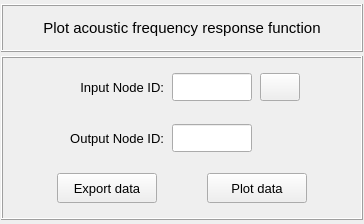
Above: pulse/interface/data/ui_files/plots/results/acoustic/get_acoustic_frequency_response_function.ui from open-pulse/OpenPulse before the change. Below: the same form after it.
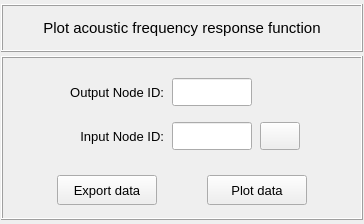
That is the form after the change. Icons and pictures are not drawn.

Commit message: Corrects the pressures and volume velocities in the transfer function calculation

```diff
--- a/pulse/interface/data/ui_files/plots/results/acoustic/get_acoustic_frequency_response_function.ui
+++ b/pulse/interface/data/ui_files/plots/results/acoustic/get_acoustic_frequency_response_function.ui
@@ -157,7 +157,7 @@
        <number>0</number>
       </property>
       <item row="1" column="0">
-       <widget class="QFrame" name="frame_denominator">
+       <widget class="QFrame" name="frame_numerator">
         <property name="minimumSize">
          <size>
           <width>0</width>
@@ -176,7 +176,7 @@
         <property name="frameShadow">
          <enum>QFrame::Raised</enum>
         </property>
-        <layout class="QGridLayout" name="gridLayout_8">
+        <layout class="QGridLayout" name="gridLayout">
          <property name="leftMargin">
           <number>2</number>
          </property>
@@ -195,7 +195,183 @@
          <property name="verticalSpacing">
           <number>2</number>
          </property>
+         <item row="0" column="1">
+          <widget class="QLabel" name="label_10">
+           <property name="minimumSize">
+            <size>
+             <width>100</width>
+             <height>28</height>
+            </size>
+           </property>
+           <property name="maximumSize">
+            <size>
+             <width>140</width>
+             <height>28</height>
+            </size>
+           </property>
+           <property name="font">
+            <font>
+             <family>MS Shell Dlg 2</family>
+             <pointsize>10</pointsize>
+             <weight>50</weight>
+             <italic>false</italic>
+             <bold>false</bold>
+            </font>
+           </property>
+           <property name="text">
+            <string>Output Node ID:</string>
+           </property>
+           <property name="alignment">
+            <set>Qt::AlignRight|Qt::AlignTrailing|Qt::AlignVCenter</set>
+           </property>
+          </widget>
+         </item>
+         <item row="0" column="2">
+          <widget class="QLineEdit" name="lineEdit_output_node_id">
+           <property name="minimumSize">
+            <size>
+             <width>80</width>
+             <height>28</height>
+            </size>
+           </property>
+           <property name="maximumSize">
+            <size>
+             <width>80</width>
+             <height>28</height>
+            </size>
+           </property>
+           <property name="font">
+            <font>
+             <pointsize>10</pointsize>
+            </font>
+           </property>
+           <property name="toolTip">
+            <string>&lt;html&gt;&lt;head/&gt;&lt;body&gt;&lt;p&gt;It corresponds to the numerator node ID to get the acoustic response.&lt;/p&gt;&lt;/body&gt;&lt;/html&gt;</string>
+           </property>
+           <property name="styleSheet">
+            <string notr="true"/>
+           </property>
+           <property name="text">
+            <string/>
+           </property>
+           <property name="alignment">
+            <set>Qt::AlignCenter</set>
+           </property>
+          </widget>
+         </item>
+         <item row="0" column="0">
+          <spacer name="horizontalSpacer_5">
+           <property name="orientation">
+            <enum>Qt::Horizontal</enum>
+           </property>
+           <property name="sizeHint" stdset="0">
+            <size>
+             <width>40</width>
+             <height>20</height>
+            </size>
+           </property>
+          </spacer>
+         </item>
+         <item row="0" column="4">
+          <spacer name="horizontalSpacer_7">
+           <property name="orientation">
+            <enum>Qt::Horizontal</enum>
+           </property>
+           <property name="sizeHint" stdset="0">
+            <size>
+             <width>40</width>
+             <height>20</height>
+            </size>
+           </property>
+          </spacer>
+         </item>
          <item row="0" column="3">
+          <widget class="QFrame" name="frame_3">
+           <property name="minimumSize">
+            <size>
+             <width>40</width>
+             <height>28</height>
+            </size>
+           </property>
+           <property name="maximumSize">
+            <size>
+             <width>40</width>
+             <height>28</height>
+            </size>
+           </property>
+           <property name="frameShape">
+            <enum>QFrame::NoFrame</enum>
+           </property>
+           <property name="frameShadow">
+            <enum>QFrame::Raised</enum>
+           </property>
+          </widget>
+         </item>
+         <item row="1" column="1">
+          <widget class="QLabel" name="label_12">
+           <property name="minimumSize">
+            <size>
+             <width>100</width>
+             <height>28</height>
+            </size>
+           </property>
+           <property name="maximumSize">
+            <size>
+             <width>140</width>
+             <height>28</height>
+            </size>
+           </property>
+           <property name="font">
+            <font>
+             <family>MS Shell Dlg 2</family>
+             <pointsize>10</pointsize>
+             <weight>50</weight>
+             <italic>false</italic>
+             <bold>false</bold>
+            </font>
+           </property>
+           <property name="text">
+            <string>Input Node ID:</string>
+           </property>
+           <property name="alignment">
+            <set>Qt::AlignRight|Qt::AlignTrailing|Qt::AlignVCenter</set>
+           </property>
+          </widget>
+         </item>
+         <item row="1" column="2">
+          <widget class="QLineEdit" name="lineEdit_input_node_id">
+           <property name="minimumSize">
+            <size>
+             <width>80</width>
+             <height>28</height>
+            </size>
+           </property>
+           <property name="maximumSize">
+            <size>
+             <width>80</width>
+             <height>28</height>
+            </size>
+           </property>
+           <property name="font">
+            <font>
+             <pointsize>10</pointsize>
+            </font>
+           </property>
+           <property name="toolTip">
+            <string>&lt;html&gt;&lt;head/&gt;&lt;body&gt;&lt;p&gt;It corresponds to the denominator node ID to get the acoustic response.&lt;/p&gt;&lt;/body&gt;&lt;/html&gt;</string>
+           </property>
+           <property name="styleSheet">
+            <string notr="true"/>
+           </property>
+           <property name="text">
+            <string/>
+           </property>
+           <property name="alignment">
+            <set>Qt::AlignCenter</set>
+           </property>
+          </widget>
+         </item>
+         <item row="1" column="3">
           <widget class="QPushButton" name="pushButton_flip_nodes">
            <property name="minimumSize">
             <size>
@@ -242,254 +418,10 @@
            </property>
           </widget>
          </item>
-         <item row="0" column="2">
-          <widget class="QLineEdit" name="lineEdit_input_node_id">
-           <property name="minimumSize">
-            <size>
-             <width>80</width>
-             <height>28</height>
-            </size>
-           </property>
-           <property name="maximumSize">
-            <size>
-             <width>80</width>
-             <height>28</height>
-            </size>
-           </property>
-           <property name="font">
-            <font>
-             <pointsize>10</pointsize>
-            </font>
-           </property>
-           <property name="toolTip">
-            <string>&lt;html&gt;&lt;head/&gt;&lt;body&gt;&lt;p&gt;It corresponds to the denominator node ID to get the acoustic response.&lt;/p&gt;&lt;/body&gt;&lt;/html&gt;</string>
-           </property>
-           <property name="styleSheet">
-            <string notr="true"/>
-           </property>
-           <property name="text">
-            <string/>
-           </property>
-           <property name="alignment">
-            <set>Qt::AlignCenter</set>
-           </property>
-          </widget>
-         </item>
-         <item row="0" column="1">
-          <widget class="QLabel" name="label_12">
-           <property name="minimumSize">
-            <size>
-             <width>100</width>
-             <height>28</height>
-            </size>
-           </property>
-           <property name="maximumSize">
-            <size>
-             <width>140</width>
-             <height>28</height>
-            </size>
-           </property>
-           <property name="font">
-            <font>
-             <family>MS Shell Dlg 2</family>
-             <pointsize>10</pointsize>
-             <weight>50</weight>
-             <italic>false</italic>
-             <bold>false</bold>
-            </font>
-           </property>
-           <property name="text">
-            <string>Input Node ID:</string>
-           </property>
-           <property name="alignment">
-            <set>Qt::AlignRight|Qt::AlignTrailing|Qt::AlignVCenter</set>
-           </property>
-          </widget>
-         </item>
-         <item row="0" column="0">
-          <spacer name="horizontalSpacer_4">
-           <property name="orientation">
-            <enum>Qt::Horizontal</enum>
-           </property>
-           <property name="sizeHint" stdset="0">
-            <size>
-             <width>40</width>
-             <height>20</height>
-            </size>
-           </property>
-          </spacer>
-         </item>
-         <item row="0" column="4">
-          <spacer name="horizontalSpacer_6">
-           <property name="orientation">
-            <enum>Qt::Horizontal</enum>
-           </property>
-           <property name="sizeHint" stdset="0">
-            <size>
-             <width>40</width>
-             <height>20</height>
-            </size>
-           </property>
-          </spacer>
-         </item>
         </layout>
        </widget>
       </item>
       <item row="2" column="0">
-       <widget class="QFrame" name="frame_numerator">
-        <property name="minimumSize">
-         <size>
-          <width>0</width>
-          <height>48</height>
-         </size>
-        </property>
-        <property name="maximumSize">
-         <size>
-          <width>16777215</width>
-          <height>16777215</height>
-         </size>
-        </property>
-        <property name="frameShape">
-         <enum>QFrame::NoFrame</enum>
-        </property>
-        <property name="frameShadow">
-         <enum>QFrame::Raised</enum>
-        </property>
-        <layout class="QGridLayout" name="gridLayout">
-         <property name="leftMargin">
-          <number>2</number>
-         </property>
-         <property name="topMargin">
-          <number>2</number>
-         </property>
-         <property name="rightMargin">
-          <number>2</number>
-         </property>
-         <property name="bottomMargin">
-          <number>2</number>
-         </property>
-         <property name="horizontalSpacing">
-          <number>8</number>
-         </property>
-         <property name="verticalSpacing">
-          <number>2</number>
-         </property>
-         <item row="0" column="1">
-          <widget class="QLabel" name="label_10">
-           <property name="minimumSize">
-            <size>
-             <width>100</width>
-             <height>28</height>
-            </size>
-           </property>
-           <property name="maximumSize">
-            <size>
-             <width>140</width>
-             <height>28</height>
-            </size>
-           </property>
-           <property name="font">
-            <font>
-             <family>MS Shell Dlg 2</family>
-             <pointsize>10</pointsize>
-             <weight>50</weight>
-             <italic>false</italic>
-             <bold>false</bold>
-            </font>
-           </property>
-           <property name="text">
-            <string>Output Node ID:</string>
-           </property>
-           <property name="alignment">
-            <set>Qt::AlignRight|Qt::AlignTrailing|Qt::AlignVCenter</set>
-           </property>
-          </widget>
-         </item>
-         <item row="0" column="2">
-          <widget class="QLineEdit" name="lineEdit_output_node_id">
-           <property name="minimumSize">
-            <size>
-             <width>80</width>
-             <height>28</height>
-            </size>
-           </property>
-           <property name="maximumSize">
-            <size>
-             <width>80</width>
-             <height>28</height>
-            </size>
-           </property>
-           <property name="font">
-            <font>
-             <pointsize>10</pointsize>
-            </font>
-           </property>
-           <property name="toolTip">
-            <string>&lt;html&gt;&lt;head/&gt;&lt;body&gt;&lt;p&gt;It corresponds to the numerator node ID to get the acoustic response.&lt;/p&gt;&lt;/body&gt;&lt;/html&gt;</string>
-           </property>
-           <property name="styleSheet">
-            <string notr="true"/>
-           </property>
-           <property name="text">
-            <string/>
-           </property>
-           <property name="alignment">
-            <set>Qt::AlignCenter</set>
-           </property>
-          </widget>
-         </item>
-         <item row="0" column="3">
-          <widget class="QFrame" name="frame_3">
-           <property name="minimumSize">
-            <size>
-             <width>40</width>
-             <height>28</height>
-            </size>
-           </property>
-           <property name="maximumSize">
-            <size>
-             <width>40</width>
-             <height>28</height>
-            </size>
-           </property>
-           <property name="frameShape">
-            <enum>QFrame::NoFrame</enum>
-           </property>
-           <property name="frameShadow">
-            <enum>QFrame::Raised</enum>
-           </property>
-          </widget>
-         </item>
-         <item row="0" column="0">
-          <spacer name="horizontalSpacer_5">
-           <property name="orientation">
-            <enum>Qt::Horizontal</enum>
-           </property>
-           <property name="sizeHint" stdset="0">
-            <size>
-             <width>40</width>
-             <height>20</height>
-            </size>
-           </property>
-          </spacer>
-         </item>
-         <item row="0" column="4">
-          <spacer name="horizontalSpacer_7">
-           <property name="orientation">
-            <enum>Qt::Horizontal</enum>
-           </property>
-           <property name="sizeHint" stdset="0">
-            <size>
-             <width>40</width>
-             <height>20</height>
-            </size>
-           </property>
-          </spacer>
-         </item>
-        </layout>
-       </widget>
-      </item>
-      <item row="3" column="0">
        <widget class="QFrame" name="frame_buttons">
         <property name="minimumSize">
          <size>
@@ -500,7 +432,7 @@
         <property name="maximumSize">
          <size>
           <width>16777215</width>
-          <height>16777215</height>
+          <height>48</height>
          </size>
         </property>
         <property name="frameShape">
```
Left out of the diff: 2 changed lines with no effect on the pictures. The commit also changes 4 other files.
